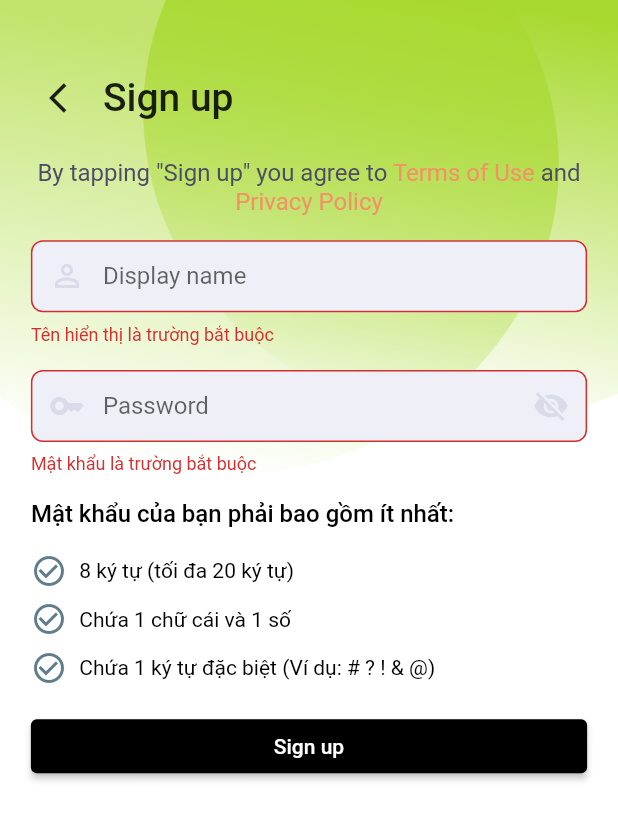
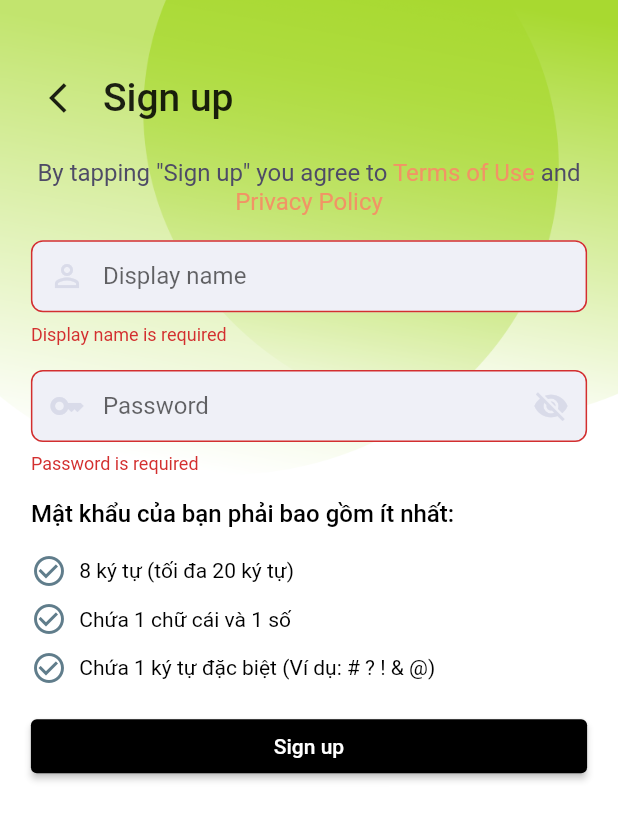
Before and after one commit to NguyenDuyBac1995/wallet_app, a Flutter app: the AuthInformationScreen screen opened by its route, after a tap on "Sign up", on a phone screen of 412 x 824 dp. Shown: the top 820 px of the screen. Run offline on Flutter 3.47's test engine with Material 2 defaults, Android fonts, the phone set to English and light mode, and no system bars; our stand-ins replace device_preview, dio, equatable, firebase_auth, firebase_core, flutter_bloc and 4 more; accounts and stored records are empty; generated files the repository leaves out were written again; network calls fail.

Commit message:
commit translate

```diff
--- a/lib/core/repositories/base.repository.dart
+++ b/lib/core/repositories/base.repository.dart
@@ -1,6 +1,7 @@
 import 'package:big_wallet/core/responses/collection.response.dart';
 import 'package:big_wallet/core/responses/single.response.dart';
 import 'package:big_wallet/utilities/api.dart';
+import 'package:big_wallet/utilities/localization.dart';
 import 'package:big_wallet/utilities/toast.dart';
 import 'package:dio/dio.dart';
 import 'package:flutter/material.dart';
@@ -33,7 +34,8 @@ class Repository {
           break;
       }
     } on DioError catch (e) {
-      Toast.show(context, 'Không thể kết nối tới máy chủ');
+      Toast.show(context, '${context.l10n?.couldNotConnect}',
+          duration: const Duration(seconds: 5));
       if (e.response!.data is Map<String, dynamic>) {
         if (T == CollectionResponse) {
           return CollectionResponse.fromJson(e.response!.data) as T;
--- a/lib/features/auth/screens/information.screen.dart
+++ b/lib/features/auth/screens/information.screen.dart
@@ -114,7 +114,7 @@ class _AuthInformationScreenState extends State<AuthInformationScreen>
                         TextFormField(
                           validator: ((value) {
                             if (value == null || value.isEmpty) {
-                              return 'Tên hiển thị là trường bắt buộc';
+                              return '${context.l10n?.requiredMessage('${context.l10n?.displayName}')} ';
                             }
                             return null;
                           }),
@@ -149,10 +149,10 @@ class _AuthInformationScreenState extends State<AuthInformationScreen>
                             var regExp = RegExp(
                                 r'^(?=.*?[a-zA-Z])(?=.*?[0-9])(?=.*?[#?!&@]).{8,}$');
                             if (value == null || value.isEmpty) {
-                              return 'Mật khẩu là trường bắt buộc';
+                              return '${context.l10n?.requiredMessage('${context.l10n?.password}')} ';
                             }
                             if (!regExp.hasMatch(value)) {
-                              return 'Mật khẩu không hợp lệ';
+                              return '${context.l10n?.invalidMessage('${context.l10n?.password}')} ';
                             }
                             return null;
                           },
--- a/lib/features/auth/screens/signup.screen.dart
+++ b/lib/features/auth/screens/signup.screen.dart
@@ -2,7 +2,6 @@ import 'package:big_wallet/core/routes/routes.dart';
 import 'package:big_wallet/features/auth/blocs/auth.bloc.dart';
 import 'package:big_wallet/utilities/assets.dart';
 import 'package:big_wallet/utilities/localization.dart';
-import 'package:big_wallet/utilities/toast.dart';
 import 'package:flutter/material.dart';
 import 'package:flutter_bloc/flutter_bloc.dart';
 import 'package:intl_phone_number_input/intl_phone_number_input.dart';
@@ -85,7 +84,7 @@ class _SignUpScreenState extends State<SignUpScreen>
                           },
                           validator: (value) {
                             if (value!.isEmpty) {
-                              return 'Số điện thoại là bắt buộc';
+                              return '${context.l10n?.requiredMessage('${context.l10n?.phoneNumber}')} ';
                             }
                             if (!_isPhoneNumberValid) {
                               return 'Số điện thoại không hợp lệ';
--- a/lib/features/otp/screens/otp.screen.dart
+++ b/lib/features/otp/screens/otp.screen.dart
@@ -95,7 +95,8 @@ class _OtpScreenState extends State<OtpScreen>
       // Handle Errors here.
       switch (onError.code) {
         case 'invalid-verification-code':
-          Toast.show(context, '${context.l10n?.wrongOtpEntered}');
+          Toast.show(context,
+              '${context.l10n?.invalidMessage('${context.l10n?.code}')} ');
           break;
         default:
           Toast.show(
--- a/lib/utilities/api.dart
+++ b/lib/utilities/api.dart
@@ -4,6 +4,6 @@ class Api {
   static const configurationBaseUrl = 'msa-configuration';
   static const identityBaseUrl = 'msa-identity';
   static const getConfigurations =
-      '$configurationBaseUrl/odata/Configurations1?\$count=true';
+      '$configurationBaseUrl/odata/Configurations?\$count=true';
   static const signup = '$identityBaseUrl/odata/signup';
 }
```
Also changed, not shown: lib/l10n/app_en.arb (+20 -1 lines), lib/l10n/app_vi.arb (+20 -1 lines).
